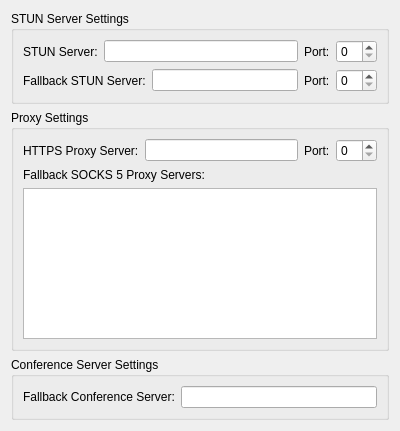
First picture: the form in gabble/proxy-settings-widget.ui, repository KDE/ktp-accounts-kcm, before the edit.
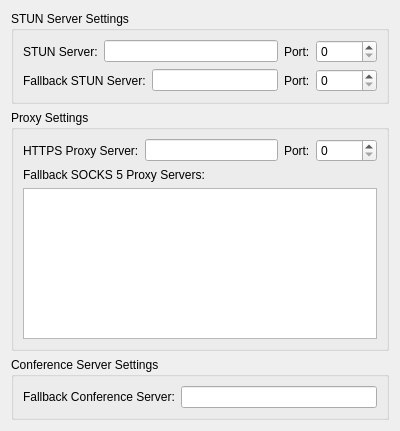
Second picture: the form after the edit. Custom widgets are drawn as their Qt base class.

Commit message: Set correct maximum port number (65535).

The edit to the form file:
```diff
--- a/gabble/proxy-settings-widget.ui
+++ b/gabble/proxy-settings-widget.ui
@@ -40,7 +40,11 @@
          </widget>
         </item>
         <item>
-         <widget class="QSpinBox" name="stunPortSpinBox"/>
+         <widget class="QSpinBox" name="stunPortSpinBox">
+          <property name="maximum">
+           <number>65535</number>
+          </property>
+         </widget>
         </item>
        </layout>
       </item>
@@ -64,7 +68,11 @@
          </widget>
         </item>
         <item>
-         <widget class="QSpinBox" name="fallbackStunPortSpinBox"/>
+         <widget class="QSpinBox" name="fallbackStunPortSpinBox">
+          <property name="maximum">
+           <number>65535</number>
+          </property>
+         </widget>
         </item>
        </layout>
       </item>
@@ -97,7 +105,11 @@
          </widget>
         </item>
         <item>
-         <widget class="QSpinBox" name="httpsProxyPortSpinBox"/>
+         <widget class="QSpinBox" name="httpsProxyPortSpinBox">
+          <property name="maximum">
+           <number>65535</number>
+          </property>
+         </widget>
         </item>
        </layout>
       </item>
```
The commit also changes 1 other file.
